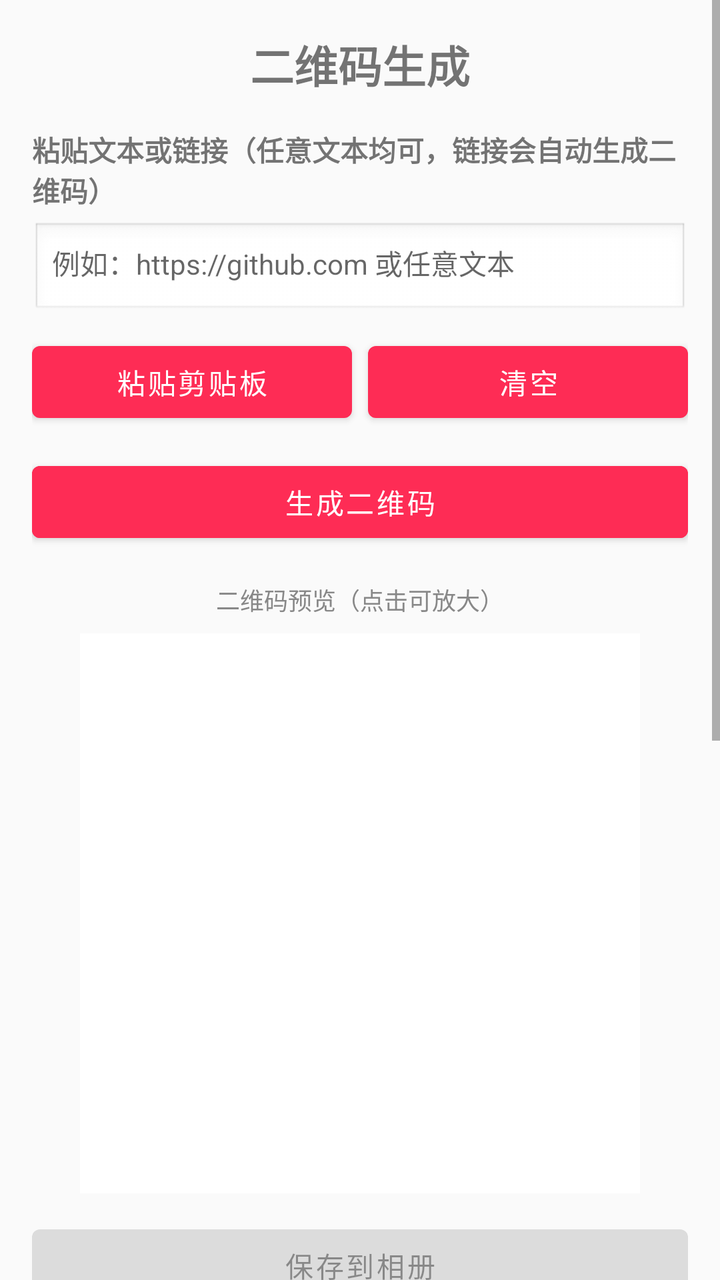
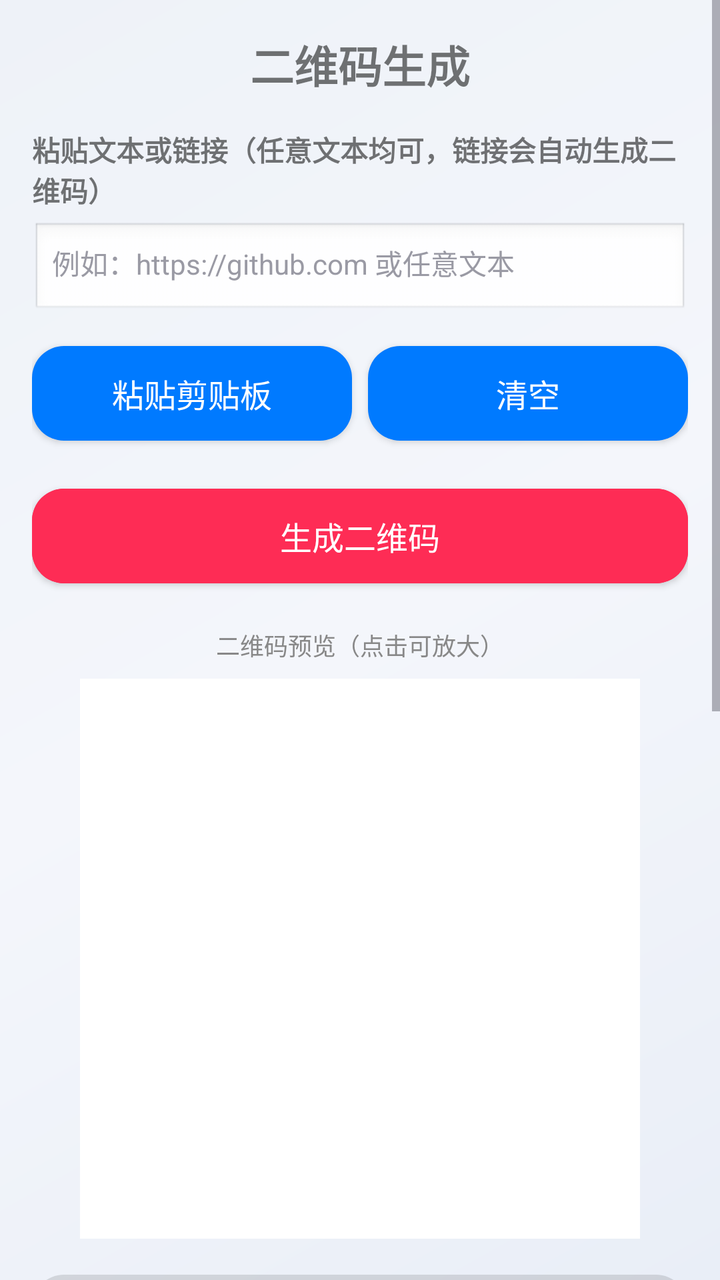

The first picture is an Android layout as it rendered before a commit; the second is the same layout after the commit. The layout source and the unified diff follow.
<!-- AndroidManifest.xml: application theme Theme.VideoDownloader -->
<!-- res/layout/activity_qrcode.xml -->
<?xml version="1.0" encoding="utf-8"?>
<ScrollView xmlns:android="http://schemas.android.com/apk/res/android"
    android:layout_width="match_parent"
    android:layout_height="match_parent"
    android:fillViewport="true">

    <LinearLayout
        android:layout_width="match_parent"
        android:layout_height="wrap_content"
        android:orientation="vertical"
        android:padding="16dp">

        <TextView
            android:layout_width="match_parent"
            android:layout_height="wrap_content"
            android:text="@string/tool_qrcode_title"
            android:textSize="22sp"
            android:textStyle="bold"
            android:gravity="center"
            android:paddingBottom="16dp" />

        
        <TextView
            android:layout_width="match_parent"
            android:layout_height="wrap_content"
            android:text="@string/qr_input_label"
            android:textStyle="bold"
            android:paddingBottom="6dp" />

        <EditText
            android:id="@+id/etQrInput"
            android:layout_width="match_parent"
            android:layout_height="wrap_content"
            android:gravity="top|start"
            android:hint="@string/qr_input_hint"
            android:inputType="textMultiLine"
            android:maxLines="3"
            android:background="@android:drawable/edit_text"
            android:padding="10dp"
            android:textSize="14sp" />

        <LinearLayout
            android:layout_width="match_parent"
            android:layout_height="wrap_content"
            android:orientation="horizontal"
            android:layout_marginTop="8dp">

            <Button
                android:id="@+id/btnQrPaste"
                android:layout_width="0dp"
                android:layout_weight="1"
                android:layout_height="wrap_content"
                android:text="@string/qr_btn_paste" />

            <Button
                android:id="@+id/btnQrClear"
                android:layout_width="0dp"
                android:layout_weight="1"
                android:layout_height="wrap_content"
                android:text="@string/qr_btn_clear"
                android:layout_marginStart="8dp" />
        </LinearLayout>

        <Button
            android:id="@+id/btnGenerate"
            android:layout_width="match_parent"
            android:layout_height="wrap_content"
            android:layout_marginTop="12dp"
            android:text="@string/qr_btn_generate"
            android:backgroundTint="#FE2C55"
            android:textColor="#FFFFFF" />

        
        <TextView
            android:layout_width="match_parent"
            android:layout_height="wrap_content"
            android:text="@string/qr_preview_hint"
            android:textSize="12sp"
            android:textColor="#888888"
            android:gravity="center"
            android:layout_marginTop="16dp"
            android:paddingBottom="8dp" />

        <ImageView
            android:id="@+id/ivQrPreview"
            android:layout_width="280dp"
            android:layout_height="280dp"
            android:layout_gravity="center"
            android:background="#FFFFFFFF"
            android:scaleType="fitCenter"
            android:contentDescription="@string/qr_preview_hint" />

        <Button
            android:id="@+id/btnSave"
            android:layout_width="match_parent"
            android:layout_height="wrap_content"
            android:layout_marginTop="12dp"
            android:text="@string/qr_btn_save"
            android:enabled="false" />

        
        <TextView
            android:layout_width="match_parent"
            android:layout_height="wrap_content"
            android:text="@string/qr_section_style"
            android:textStyle="bold"
            android:textSize="16sp"
            android:layout_marginTop="20dp"
            android:paddingBottom="8dp" />

        
        <TextView
            android:layout_width="match_parent"
            android:layout_height="wrap_content"
            android:text="@string/qr_fore_color"
            android:textStyle="bold"
            android:paddingTop="8dp" />

        <HorizontalScrollView
            android:layout_width="match_parent"
            android:layout_height="wrap_content"
            android:scrollbars="none">

            <LinearLayout
                android:id="@+id/llForeColors"
                android:layout_width="wrap_content"
                android:layout_height="wrap_content"
                android:orientation="horizontal"
                android:paddingTop="8dp">
                
            </LinearLayout>
        </HorizontalScrollView>

        
        <TextView
            android:layout_width="match_parent"
            android:layout_height="wrap_content"
            android:text="@string/qr_back_color"
            android:textStyle="bold"
            android:paddingTop="12dp" />

        <HorizontalScrollView
            android:layout_width="match_parent"
            android:layout_height="wrap_content"
            android:scrollbars="none">

            <LinearLayout
                android:id="@+id/llBackColors"
                android:layout_width="wrap_content"
                android:layout_height="wrap_content"
                android:orientation="horizontal"
                android:paddingTop="8dp">
            </LinearLayout>
        </HorizontalScrollView>

        
        <TextView
            android:layout_width="match_parent"
            android:layout_height="wrap_content"
            android:text="@string/qr_dot_style"
            android:textStyle="bold"
            android:paddingTop="12dp" />

        <RadioGroup
            android:id="@+id/rgDotStyle"
            android:layout_width="match_parent"
            android:layout_height="wrap_content"
            android:orientation="horizontal"
            android:paddingTop="4dp">

            <RadioButton
                android:id="@+id/rbSquare"
                android:layout_width="0dp"
                android:layout_weight="1"
                android:layout_height="wrap_content"
                android:text="@string/qr_dot_square"
                android:checked="true" />

            <RadioButton
                android:id="@+id/rbRound"
                android:layout_width="0dp"
                android:layout_weight="1"
                android:layout_height="wrap_content"
                android:text="@string/qr_dot_round" />
        </RadioGroup>

        
        <TextView
            android:layout_width="match_parent"
            android:layout_height="wrap_content"
            android:text="@string/qr_error_correction"
            android:textStyle="bold"
            android:paddingTop="12dp" />

        <RadioGroup
            android:id="@+id/rgEcLevel"
            android:layout_width="match_parent"
            android:layout_height="wrap_content"
            android:orientation="horizontal"
            android:paddingTop="4dp">

            <RadioButton
                android:id="@+id/rbEcL"
                android:layout_width="0dp"
                android:layout_weight="1"
                android:layout_height="wrap_content"
                android:text="@string/qr_ec_l" />

            <RadioButton
                android:id="@+id/rbEcM"
                android:layout_width="0dp"
                android:layout_weight="1"
                android:layout_height="wrap_content"
                android:text="@string/qr_ec_m" />

            <RadioButton
                android:id="@+id/rbEcQ"
                android:layout_width="0dp"
                android:layout_weight="1"
                android:layout_height="wrap_content"
                android:text="@string/qr_ec_q" />

            <RadioButton
                android:id="@+id/rbEcH"
                android:layout_width="0dp"
                android:layout_weight="1"
                android:layout_height="wrap_content"
                android:text="@string/qr_ec_h"
                android:checked="true" />
        </RadioGroup>

        
        <TextView
            android:layout_width="match_parent"
            android:layout_height="wrap_content"
            android:text="@string/qr_margin"
            android:textStyle="bold"
            android:paddingTop="12dp" />

        <SeekBar
            android:id="@+id/sbMargin"
            android:layout_width="match_parent"
            android:layout_height="wrap_content"
            android:max="8"
            android:progress="1" />

        
        <TextView
            android:layout_width="match_parent"
            android:layout_height="wrap_content"
            android:text="@string/qr_logo"
            android:textStyle="bold"
            android:paddingTop="12dp" />

        <LinearLayout
            android:layout_width="match_parent"
            android:layout_height="wrap_content"
            android:orientation="horizontal"
            android:paddingTop="4dp">

            <Button
                android:id="@+id/btnPickLogo"
                android:layout_width="0dp"
                android:layout_weight="1"
                android:layout_height="wrap_content"
                android:text="@string/qr_logo_pick" />

            <Button
                android:id="@+id/btnClearLogo"
                android:layout_width="0dp"
                android:layout_weight="1"
                android:layout_height="wrap_content"
                android:text="@string/qr_logo_clear"
                android:layout_marginStart="8dp" />
        </LinearLayout>

        <ImageView
            android:id="@+id/ivLogoPreview"
            android:layout_width="64dp"
            android:layout_height="64dp"
            android:layout_gravity="center"
            android:layout_marginTop="8dp"
            android:visibility="gone"
            android:scaleType="fitCenter"
            android:contentDescription="@string/qr_logo" />

    </LinearLayout>
</ScrollView>
<!-- resources referenced by this layout -->
<resources>
  <string name="qr_btn_clear">清空</string>
  <string name="qr_dot_round">圆点</string>
  <string name="qr_dot_square">方块</string>
  <string name="qr_dot_style">点阵样式</string>
  <string name="qr_ec_h">H · 30%</string>
  <string name="qr_ec_l">L · 7%</string>
  <string name="qr_ec_m">M · 15%</string>
  <string name="qr_ec_q">Q · 25%</string>
  <string name="qr_fore_color">前景色</string>
  <string name="qr_logo">中心 Logo</string>
  <string name="qr_logo_clear">清除</string>
  <string name="qr_margin">边距</string>
  <style name="Theme.VideoDownloader" parent="Theme.MaterialComponents.Light.NoActionBar">
          <item name="colorPrimary">#FE2C55</item>
          <item name="colorPrimaryVariant">#C81E40</item>
          <item name="colorOnPrimary">#FFFFFF</item>
          <item name="colorSecondary">#25F4EE</item>
          <item name="android:statusBarColor">#FE2C55</item>
          <item name="android:windowBackground">@color/bg_light</item>
      </style>
  <color name="bg_light">#FFFAFAFA</color>
  <!-- unchanged entries left out for length: 11 -->
</resources>

<!-- the commit's change to res/layout/activity_qrcode.xml (unified diff, before → after) -->
@@ -1,5 +1,6 @@
 <?xml version="1.0" encoding="utf-8"?>
-<ScrollView xmlns:android="http://schemas.android.com/apk/res/android"
+<ScrollView
+    android:fitsSystemWindows="true" xmlns:android="http://schemas.android.com/apk/res/android"
     android:layout_width="match_parent"
     android:layout_height="match_parent"
     android:fillViewport="true">
<!-- resource entries referenced after the edit -->
@@ -13,14 +13,74 @@
   <string name="qr_logo_clear">清除</string>
   <string name="qr_margin">边距</string>
   <style name="Theme.VideoDownloader" parent="Theme.MaterialComponents.Light.NoActionBar">
-          <item name="colorPrimary">#FE2C55</item>
-          <item name="colorPrimaryVariant">#C81E40</item>
-          <item name="colorOnPrimary">#FFFFFF</item>
-          <item name="colorSecondary">#25F4EE</item>
-          <item name="android:statusBarColor">#FE2C55</item>
-          <item name="android:windowBackground">@color/bg_light</item>
+          <item name="colorPrimary">@color/ios_blue</item>
+          <item name="colorPrimaryVariant">@color/ios_indigo</item>
+          <item name="colorOnPrimary">@color/white</item>
+          <item name="colorSecondary">@color/ios_cyan</item>
+          <item name="colorOnSecondary">@color/white</item>
+          <item name="colorError">@color/ios_red</item>
+          <item name="android:statusBarColor">@android:color/transparent</item>
+          <item name="android:navigationBarColor">@android:color/transparent</item>
+          <item name="android:windowLightStatusBar">true</item>
+          <item name="android:windowBackground">@drawable/ios_bg_gradient</item>
+          <item name="android:textColorPrimary">@color/text_primary</item>
+          <item name="android:textColorSecondary">@color/text_secondary</item>
+          <item name="materialButtonStyle">@style/Widget.iOS.Button</item>
+          <item name="editTextStyle">@style/Widget.iOS.EditText</item>
+          <item name="android:windowDrawsSystemBarBackgrounds">true</item>
       </style>
-  <color name="bg_light">#FFFAFAFA</color>
+  <color name="ios_blue">#007AFF</color>
+  <color name="ios_indigo">#5856D6</color>
+  <color name="white">#FFFFFFFF</color>
+  <color name="ios_cyan">#32ADE6</color>
+  <color name="ios_red">#FF3B30</color>
+  <!-- drawable ios_bg_gradient (drawable) -->
+  <?xml version="1.0" encoding="utf-8"?>
+  <shape xmlns:android="http://schemas.android.com/apk/res/android"
+      android:shape="rectangle">
+      <gradient
+          android:angle="135"
+          android:startColor="@color/bg_gradient_top"
+          android:centerColor="@color/bg_gradient_center"
+          android:endColor="@color/bg_gradient_bottom"
+          android:type="linear" />
+  </shape>
+  <color name="text_primary">#FF1C1C1E</color>
+  <color name="text_secondary">#FF6C6C78</color>
+  <style name="Widget.iOS.Button" parent="Widget.MaterialComponents.Button">
+          <item name="cornerRadius">16dp</item>
+          <item name="android:textAllCaps">false</item>
+          <item name="android:textSize">16sp</item>
+          <item name="android:letterSpacing">0</item>
+          <item name="android:fontFamily">sans-serif-medium</item>
+          <item name="android:paddingTop">12dp</item>
+          <item name="android:paddingBottom">12dp</item>
+          <item name="elevation">0dp</item>
+          <item name="rippleColor">#33FFFFFF</item>
+      </style>
+  <style name="Widget.iOS.EditText" parent="Widget.AppCompat.EditText">
+          <item name="android:background">@drawable/ios_glass_field</item>
+          <item name="android:textColor">@color/text_primary</item>
+          <item name="android:textColorHint">@color/text_tertiary</item>
+          <item name="android:textSize">15sp</item>
+          <item name="android:padding">14dp</item>
+      </style>
+  <color name="bg_gradient_top">#FFE9EEF7</color>
+  <color name="bg_gradient_center">#FFF4F6FB</color>
+  <color name="bg_gradient_bottom">#FFEEF2F8</color>
+  <!-- drawable ios_glass_field (drawable) -->
+  <?xml version="1.0" encoding="utf-8"?>
+  <shape xmlns:android="http://schemas.android.com/apk/res/android"
+      android:shape="rectangle">
+      <solid android:color="@color/glass_fill_strong" />
+      <corners android:radius="16dp" />
+      <stroke
+          android:width="1dp"
+          android:color="@color/glass_stroke" />
+  </shape>
+  <color name="text_tertiary">#FF9A9AA4</color>
+  <color name="glass_fill_strong">#F2FFFFFF</color>
+  <color name="glass_stroke">#33FFFFFF</color>
   <!-- unchanged entries left out for length: 11 -->
 </resources>
 
